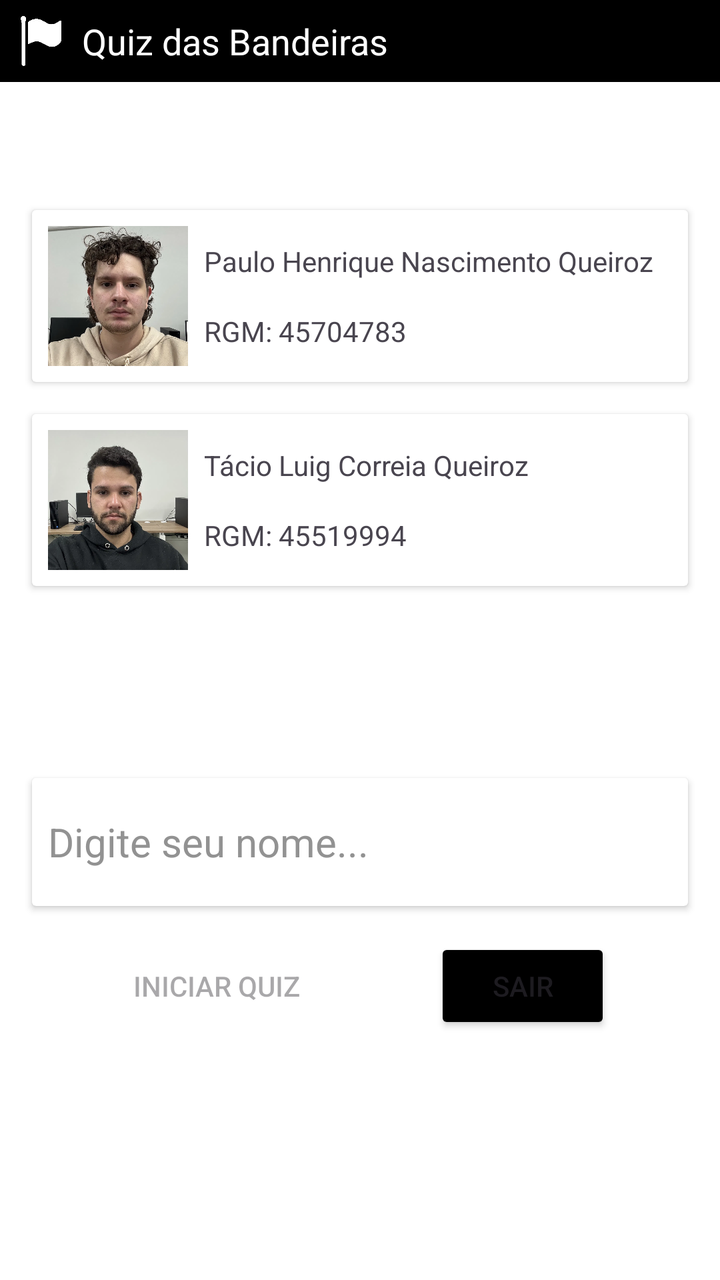
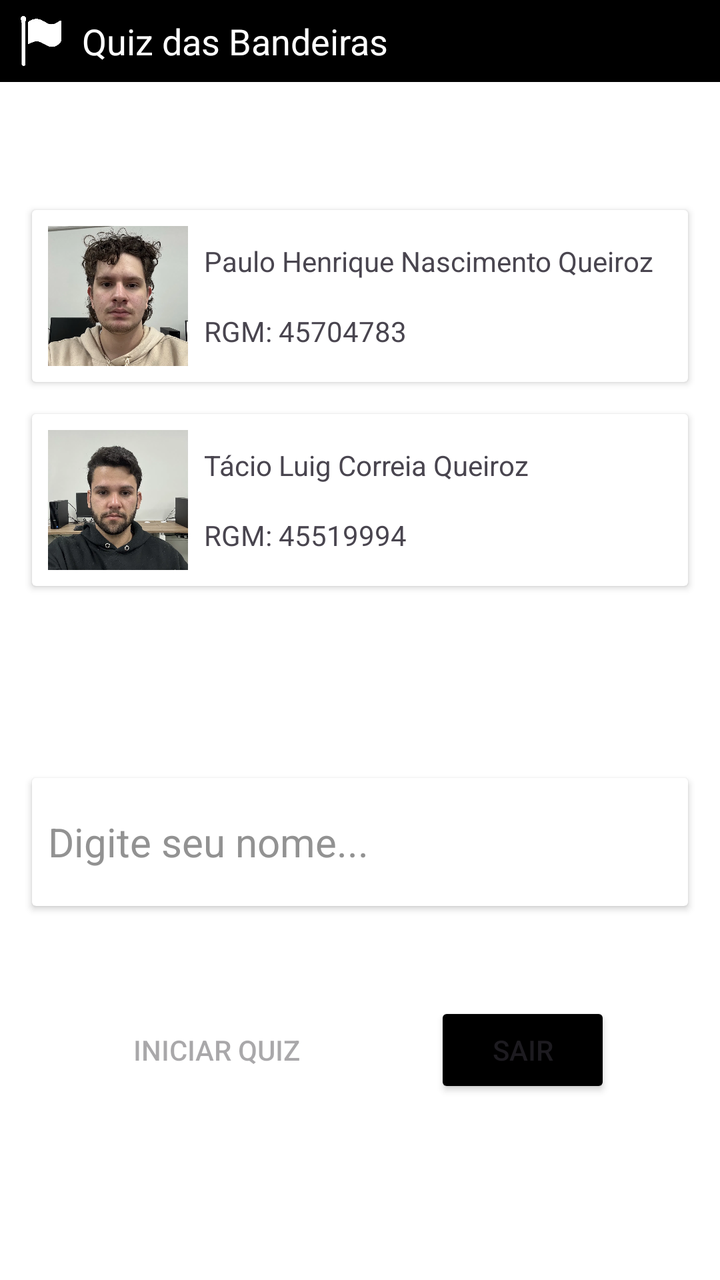

An Android layout rendered at two revisions. The XML below is the earlier revision; the diff shows what the commit changed to produce the second picture.
<!-- AndroidManifest.xml: application theme Theme.Quiz_dasBandeiras_paulohenrique -->
<!-- res/layout/activity_main.xml -->
<?xml version="1.0" encoding="utf-8"?>
<androidx.constraintlayout.widget.ConstraintLayout xmlns:android="http://schemas.android.com/apk/res/android"
    xmlns:app="http://schemas.android.com/apk/res-auto"
    xmlns:tools="http://schemas.android.com/tools"
    android:id="@+id/main"
    android:layout_width="match_parent"
    android:layout_height="match_parent"
    android:background="#000000"
    android:fitsSystemWindows="true"
    tools:context=".MainActivity">

    <androidx.constraintlayout.widget.ConstraintLayout
        android:id="@+id/constraintMain"
        android:layout_width="match_parent"
        android:layout_height="match_parent"
        app:layout_constraintBottom_toBottomOf="parent"
        app:layout_constraintEnd_toEndOf="parent"
        app:layout_constraintStart_toStartOf="parent"
        app:layout_constraintTop_toTopOf="parent">

        <androidx.cardview.widget.CardView
            android:id="@+id/crdHeader"
            android:layout_width="match_parent"
            android:layout_height="wrap_content"
            app:cardBackgroundColor="@color/black"
            app:cardCornerRadius="0dp"
            app:cardElevation="0dp"
            app:cardMaxElevation="0dp"
            app:layout_constraintEnd_toEndOf="parent"
            app:layout_constraintStart_toStartOf="parent"
            app:layout_constraintTop_toTopOf="parent">

            <androidx.constraintlayout.widget.ConstraintLayout
                android:id="@+id/constraintHeader"
                android:layout_width="match_parent"
                android:layout_height="match_parent">

                <ImageView
                    android:id="@+id/imgHeaderIcon"
                    android:layout_width="25dp"
                    android:layout_height="25dp"
                    android:layout_marginStart="8dp"
                    android:layout_marginTop="8dp"
                    android:layout_marginBottom="8dp"
                    android:contentDescription="@string/header_icon_description"
                    app:layout_constraintBottom_toBottomOf="parent"
                    app:layout_constraintStart_toStartOf="parent"
                    app:layout_constraintTop_toTopOf="parent"
                    app:srcCompat="@drawable/bandeira_icon" />

                <TextView
                    android:id="@+id/txtHeaderText"
                    android:layout_width="wrap_content"
                    android:layout_height="wrap_content"
                    android:layout_marginStart="8dp"
                    android:text="@string/header_title"
                    android:textColor="@color/white"
                    android:textSize="18sp"
                    app:layout_constraintBottom_toBottomOf="parent"
                    app:layout_constraintStart_toEndOf="@+id/imgHeaderIcon"
                    app:layout_constraintTop_toTopOf="parent" />
            </androidx.constraintlayout.widget.ConstraintLayout>

        </androidx.cardview.widget.CardView>

        <androidx.cardview.widget.CardView
            android:id="@+id/crdBackground"
            android:layout_width="0dp"
            android:layout_height="0dp"
            app:cardCornerRadius="0dp"
            app:cardElevation="0dp"
            app:cardMaxElevation="0dp"
            app:layout_constraintBottom_toBottomOf="parent"
            app:layout_constraintEnd_toEndOf="parent"
            app:layout_constraintStart_toStartOf="parent"
            app:layout_constraintTop_toBottomOf="@+id/crdHeader" />

        <androidx.cardview.widget.CardView
            android:id="@+id/crdStudentInfo1"
            android:layout_width="0dp"
            android:layout_height="wrap_content"
            android:layout_marginStart="16dp"
            android:layout_marginTop="64dp"
            android:layout_marginEnd="16dp"
            app:layout_constraintEnd_toEndOf="parent"
            app:layout_constraintStart_toStartOf="parent"
            app:layout_constraintTop_toBottomOf="@+id/crdHeader">

            <androidx.constraintlayout.widget.ConstraintLayout
                android:id="@+id/constraintStudentInfo1"
                android:layout_width="match_parent"
                android:layout_height="match_parent">

                <ImageView
                    android:id="@+id/imgStudent1"
                    android:layout_width="70dp"
                    android:layout_height="70dp"
                    android:layout_marginStart="8dp"
                    android:layout_marginTop="8dp"
                    android:layout_marginBottom="8dp"
                    android:contentDescription="@string/aluno1_descricao"
                    app:layout_constraintBottom_toBottomOf="parent"
                    app:layout_constraintStart_toStartOf="parent"
                    app:layout_constraintTop_toTopOf="parent"
                    app:srcCompat="@drawable/foto_aluno1" />

                <TextView
                    android:id="@+id/txtStudentName1"
                    android:layout_width="wrap_content"
                    android:layout_height="wrap_content"
                    android:layout_marginStart="8dp"
                    android:text="@string/nome_aluno1"
                    app:layout_constraintBottom_toTopOf="@+id/txtStudentRgm1"
                    app:layout_constraintStart_toEndOf="@+id/imgStudent1"
                    app:layout_constraintTop_toTopOf="parent" />

                <TextView
                    android:id="@+id/txtStudentRgm1"
                    android:layout_width="wrap_content"
                    android:layout_height="wrap_content"
                    android:layout_marginStart="8dp"
                    android:text="@string/rgm_aluno1"
                    app:layout_constraintBottom_toBottomOf="parent"
                    app:layout_constraintStart_toEndOf="@+id/imgStudent1"
                    app:layout_constraintTop_toBottomOf="@+id/txtStudentName1" />
            </androidx.constraintlayout.widget.ConstraintLayout>
        </androidx.cardview.widget.CardView>

        <androidx.cardview.widget.CardView
            android:id="@+id/crdStudentInfo2"
            android:layout_width="0dp"
            android:layout_height="wrap_content"
            android:layout_marginStart="16dp"
            android:layout_marginTop="16dp"
            android:layout_marginEnd="16dp"
            app:layout_constraintEnd_toEndOf="parent"
            app:layout_constraintStart_toStartOf="parent"
            app:layout_constraintTop_toBottomOf="@+id/crdStudentInfo1">

            <androidx.constraintlayout.widget.ConstraintLayout
                android:id="@+id/constraintStudentInfo2"
                android:layout_width="match_parent"
                android:layout_height="match_parent">

                <ImageView
                    android:id="@+id/imgStudent2"
                    android:layout_width="70dp"
                    android:layout_height="70dp"
                    android:layout_marginStart="8dp"
                    android:layout_marginTop="8dp"
                    android:layout_marginBottom="8dp"
                    android:contentDescription="@string/aluno2_descricao"
                    app:layout_constraintBottom_toBottomOf="parent"
                    app:layout_constraintStart_toStartOf="parent"
                    app:layout_constraintTop_toTopOf="parent"
                    app:srcCompat="@drawable/foto_aluno2" />

                <TextView
                    android:id="@+id/txtStudentName2"
                    android:layout_width="wrap_content"
                    android:layout_height="wrap_content"
                    android:layout_marginStart="8dp"
                    android:text="@string/nome_aluno2"
                    app:layout_constraintBottom_toTopOf="@+id/txtStudentRgm2"
                    app:layout_constraintStart_toEndOf="@+id/imgStudent2"
                    app:layout_constraintTop_toTopOf="parent" />

                <TextView
                    android:id="@+id/txtStudentRgm2"
                    android:layout_width="wrap_content"
                    android:layout_height="wrap_content"
                    android:layout_marginStart="8dp"
                    android:text="@string/rgm_aluno2"
                    app:layout_constraintBottom_toBottomOf="parent"
                    app:layout_constraintStart_toEndOf="@+id/imgStudent2"
                    app:layout_constraintTop_toBottomOf="@+id/txtStudentName2" />

            </androidx.constraintlayout.widget.ConstraintLayout>
        </androidx.cardview.widget.CardView>

        <androidx.cardview.widget.CardView
            android:id="@+id/crdNameInput"
            android:layout_width="0dp"
            android:layout_height="wrap_content"
            android:layout_marginStart="16dp"
            android:layout_marginTop="96dp"
            android:layout_marginEnd="16dp"
            app:layout_constraintEnd_toEndOf="parent"
            app:layout_constraintStart_toStartOf="parent"
            app:layout_constraintTop_toBottomOf="@+id/crdStudentInfo2">

            <androidx.constraintlayout.widget.ConstraintLayout
                android:id="@+id/constraintNameInput"
                android:layout_width="match_parent"
                android:layout_height="match_parent">

                <EditText
                    android:id="@+id/edtNameInput"
                    android:layout_width="0dp"
                    android:layout_height="48dp"
                    android:layout_marginStart="8dp"
                    android:layout_marginTop="8dp"
                    android:layout_marginEnd="8dp"
                    android:layout_marginBottom="8dp"
                    android:autofillHints="name"
                    android:background="@null"
                    android:ems="10"
                    android:hint="@string/hint_nome"
                    android:inputType="text"
                    android:textColorHint="@color/hint_gray"
                    android:textSize="20sp"
                    app:layout_constraintBottom_toBottomOf="parent"
                    app:layout_constraintEnd_toEndOf="parent"
                    app:layout_constraintStart_toStartOf="parent"
                    app:layout_constraintTop_toTopOf="parent" />
            </androidx.constraintlayout.widget.ConstraintLayout>

        </androidx.cardview.widget.CardView>

        <Button
            android:id="@+id/btnIniciarQuiz"
            android:layout_width="wrap_content"
            android:layout_height="wrap_content"
            android:layout_marginTop="16dp"
            android:backgroundTint="@color/button_color_selector"
            android:backgroundTintMode="add"
            android:enabled="false"
            android:text="@string/btn_iniciar_quiz"
            app:cornerRadius="0dp"
            app:layout_constraintEnd_toStartOf="@+id/btnSair"
            app:layout_constraintStart_toStartOf="parent"
            app:layout_constraintTop_toBottomOf="@+id/crdNameInput" />

        <Button
            android:id="@+id/btnSair"
            android:layout_width="wrap_content"
            android:layout_height="wrap_content"
            android:layout_marginTop="16dp"
            android:backgroundTint="@color/button_color_selector"
            android:text="@string/btn_sair"
            app:cornerRadius="0dp"
            app:layout_constraintEnd_toEndOf="parent"
            app:layout_constraintStart_toEndOf="@+id/btnIniciarQuiz"
            app:layout_constraintTop_toBottomOf="@+id/crdNameInput" />

    </androidx.constraintlayout.widget.ConstraintLayout>
</androidx.constraintlayout.widget.ConstraintLayout>
<!-- resources referenced by this layout -->
<resources>
  <color name="black">#FF000000</color>
  <color name="hint_gray">#929292</color>
  <color name="white">#FFFFFFFF</color>
  <!-- drawable bandeira_icon: png bitmap (drawable, 9242 bytes) -->
  <!-- drawable foto_aluno1: jpg bitmap (drawable, 93370 bytes) -->
  <!-- drawable foto_aluno2: jpg bitmap (drawable, 69290 bytes) -->
  <string name="aluno1_descricao">Aluno loiro de olhos castanhos olhando para direção da câmera</string>
  <string name="aluno2_descricao">Aluno de cabelo escuro olhando para direção da câmera</string>
  <string name="btn_iniciar_quiz">INICIAR QUIZ</string>
  <string name="btn_sair">SAIR</string>
  <string name="header_icon_description">Icone minimalista de uma bandeira branca</string>
  <string name="header_title">Quiz das Bandeiras</string>
  <string name="hint_nome">Digite seu nome...</string>
  <string name="nome_aluno1">Paulo Henrique Nascimento Queiroz</string>
  <string name="nome_aluno2">Tácio Luig Correia Queiroz</string>
  <string name="rgm_aluno1">RGM: 45704783</string>
  <string name="rgm_aluno2">RGM: 45519994</string>
  <style name="Theme.Quiz_dasBandeiras_paulohenrique" parent="Base.Theme.Quiz_dasBandeiras_paulohenrique" />
  <style name="Base.Theme.Quiz_dasBandeiras_paulohenrique" parent="Theme.Material3.DayNight.NoActionBar">
          
          
      </style>
</resources>

<!-- the commit's change to res/layout/activity_main.xml (unified diff, before → after) -->
@@ -221,7 +221,7 @@
             android:id="@+id/btnIniciarQuiz"
             android:layout_width="wrap_content"
             android:layout_height="wrap_content"
-            android:layout_marginTop="16dp"
+            android:layout_marginTop="48dp"
             android:backgroundTint="@color/button_color_selector"
             android:backgroundTintMode="add"
             android:enabled="false"
@@ -235,7 +235,7 @@
             android:id="@+id/btnSair"
             android:layout_width="wrap_content"
             android:layout_height="wrap_content"
-            android:layout_marginTop="16dp"
+            android:layout_marginTop="48dp"
             android:backgroundTint="@color/button_color_selector"
             android:text="@string/btn_sair"
             app:cornerRadius="0dp"
